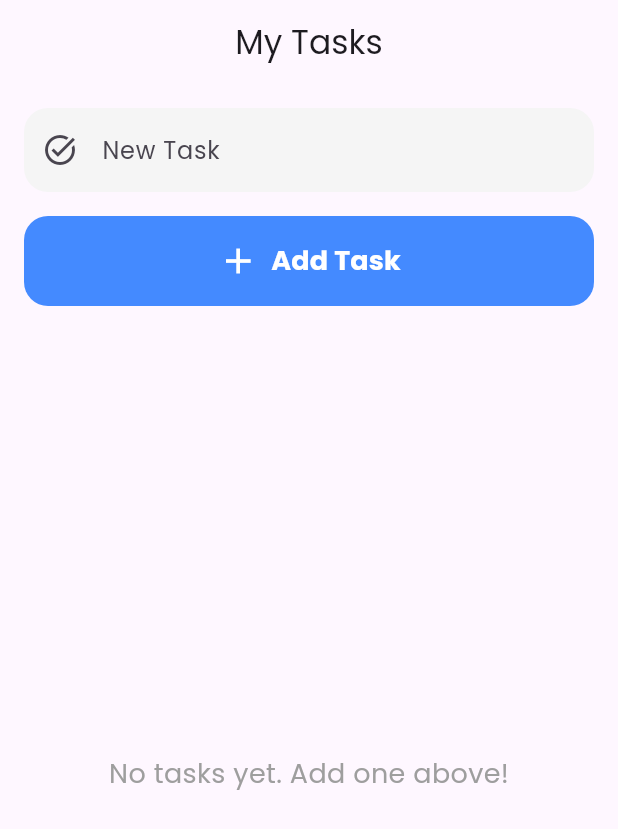
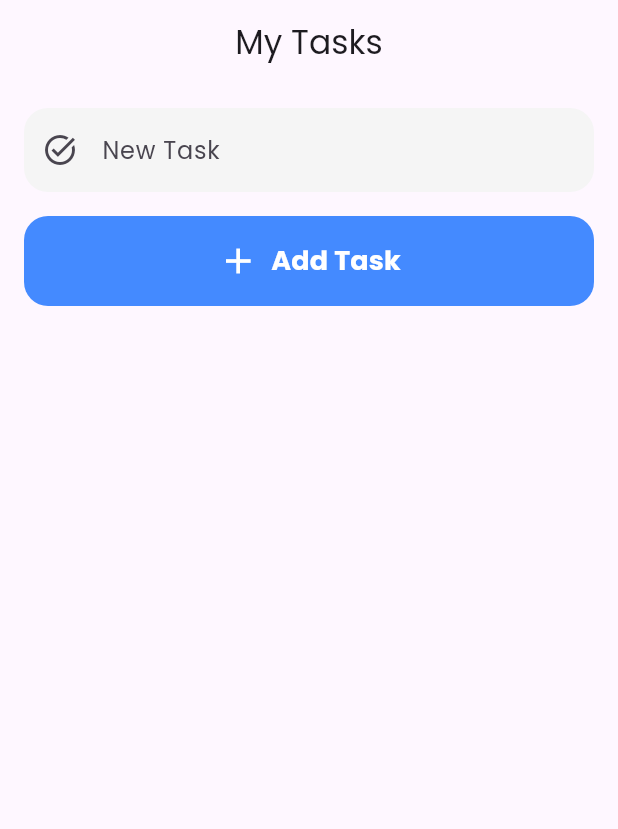
Before and after one commit to merdanusa/flutter_practice, a Flutter app: the HomeScreen screen opened by its route, on a phone screen of 412 x 824 dp. Shown: the top 829 px of the screen. Run offline on Flutter 3.47's test engine with Material 3 defaults, Android fonts, the phone set to English and light mode, and no system bars; our stand-ins replace go_router, google_fonts.

Commit message:
init commit

```diff
--- /dev/null
+++ b/lib/data/tasks.dart
@@ -0,0 +1,3 @@
+import 'package:flutter_application_1/models/task.dart';
+
+List<Task> tasks = [Task(id: 1, isCompleted: false, title: "Washing hear")];
--- a/lib/models/task.dart
+++ b/lib/models/task.dart
@@ -2,6 +2,6 @@ class Task {
   Task({required this.title, required this.id, required this.isCompleted});
 
   final String title;
-  final String id;
+  final int id;
   bool isCompleted;
 }
--- a/lib/screens/home_screen.dart
+++ b/lib/screens/home_screen.dart
@@ -1,4 +1,6 @@
 import 'package:flutter/material.dart';
+
+import 'package:flutter_application_1/data/tasks.dart';
 
 class HomeScreen extends StatefulWidget {
   const HomeScreen({super.key});
@@ -18,6 +20,8 @@ class _HomeScreenState extends State<HomeScreen> {
 
   @override
   Widget build(BuildContext context) {
+    final copiedTasks = tasks;
+
     return Scaffold(
       appBar: AppBar(
         title: const Text('My Tasks'),
@@ -50,7 +54,6 @@ class _HomeScreenState extends State<HomeScreen> {
               textInputAction: TextInputAction.done,
               onSubmitted: (value) {
                 if (value.trim().isNotEmpty) {
-                  print('Add task: $value');
                   _controller.clear();
                 }
               },
@@ -60,7 +63,6 @@ class _HomeScreenState extends State<HomeScreen> {
               onPressed: () {
                 final task = _controller.text.trim();
                 if (task.isNotEmpty) {
-                  print('Add task: $task');
                   _controller.clear();
                 }
               },
@@ -80,12 +82,9 @@ class _HomeScreenState extends State<HomeScreen> {
             ),
             const SizedBox(height: 20),
             const Expanded(
-              child: Center(
-                child: Text(
-                  'No tasks yet. Add one above!',
-                  style: TextStyle(fontSize: 18, color: Colors.grey),
-                ),
-              ),
+              child: Center(child: Column(children: [
+
+            ],)),
             ),
           ],
         ),
```
